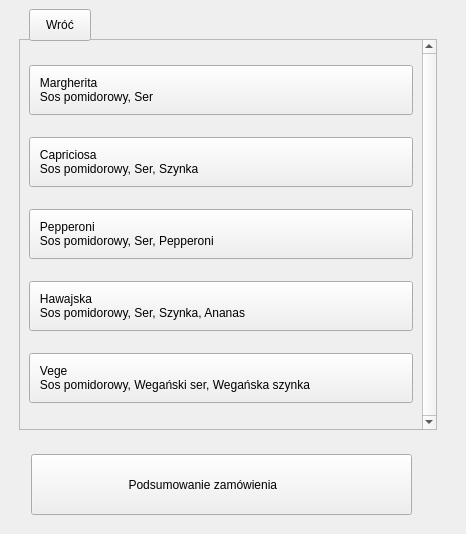
The window that mainwindow.ui (KrzysztofBuda/LaPizza) describes before a commit, drawn with Qt 5.
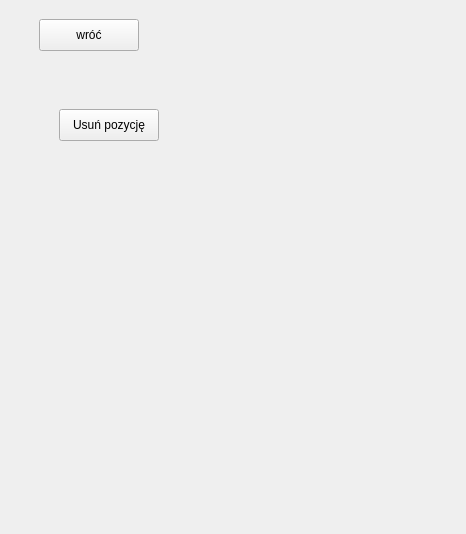
The same window after the commit. The open tabs and pages were chosen to show the change.

```diff
--- a/mainwindow.ui
+++ b/mainwindow.ui
@@ -252,7 +252,7 @@
             </property>
             <property name="text">
              <string>   Margherita
-   Sos pomidorowy, Ser</string>
+   Sos pomidorowy, Ser, Oregano</string>
             </property>
            </widget>
           </item>
@@ -287,7 +287,7 @@
             </property>
             <property name="text">
              <string>   Capriciosa
-   Sos pomidorowy, Ser, Szynka</string>
+   Sos pomidorowy, Ser, Szynka, Oregano</string>
             </property>
            </widget>
           </item>
@@ -322,7 +322,7 @@
             </property>
             <property name="text">
              <string>   Pepperoni
-   Sos pomidorowy, Ser, Pepperoni</string>
+   Sos pomidorowy, Ser, Pepperoni, Oregano</string>
             </property>
            </widget>
           </item>
@@ -506,7 +506,34 @@
         </property>
        </widget>
       </widget>
-      <widget class="QWidget" name="page_4"/>
+      <widget class="QWidget" name="usuwanie">
+       <widget class="QPushButton" name="wrocButton3">
+        <property name="geometry">
+         <rect>
+          <x>30</x>
+          <y>10</y>
+          <width>100</width>
+          <height>32</height>
+         </rect>
+        </property>
+        <property name="text">
+         <string>wróć</string>
+        </property>
+       </widget>
+       <widget class="QPushButton" name="pushButton_8">
+        <property name="geometry">
+         <rect>
+          <x>50</x>
+          <y>100</y>
+          <width>100</width>
+          <height>32</height>
+         </rect>
+        </property>
+        <property name="text">
+         <string>Usuń pozycję</string>
+        </property>
+       </widget>
+      </widget>
       <widget class="QWidget" name="page_5"/>
       <widget class="QWidget" name="page_6"/>
       <widget class="QWidget" name="widget"/>
```
Left out of the diff: 43 changed lines with no effect on the pictures.
